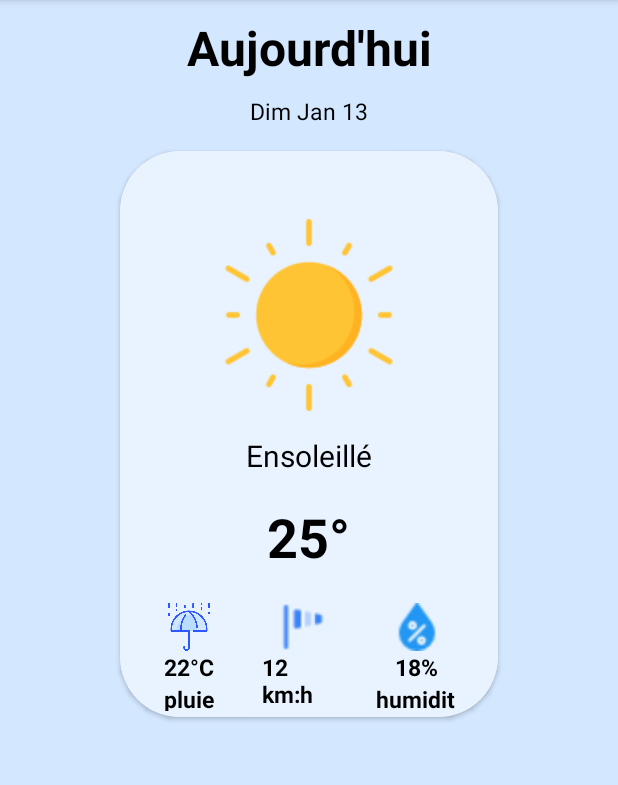
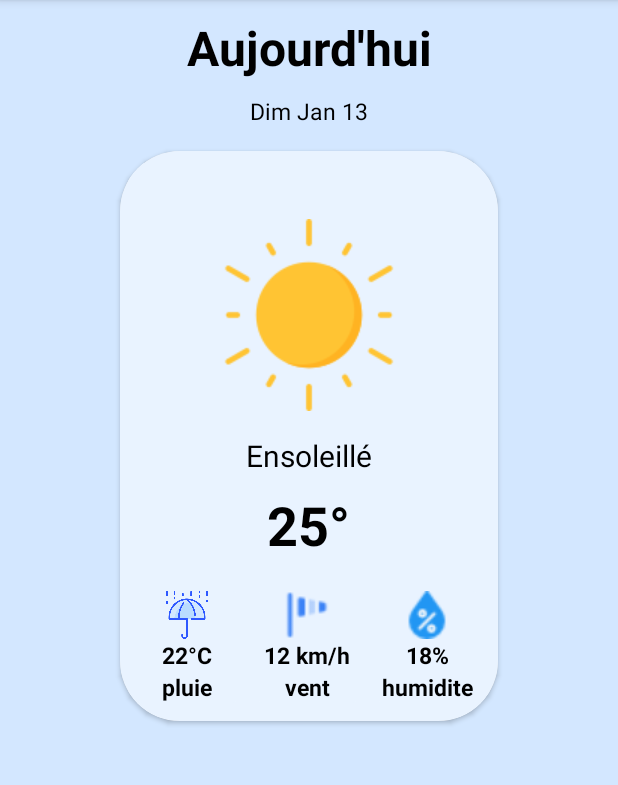
Before and after one commit to hassankh0/application-meteo, an Android app: the screen it shows after launch (MainActivity), on a phone screen of 412 x 824 dp, the part 84-869 px from its top. Run offline under Robolectric (Android 15) with nearby library versions, the phone set to English and light mode, and no system bars.

Commit message:
adjust margins

```diff
--- a/app/src/main/res/layout/fragment_home.xml
+++ b/app/src/main/res/layout/fragment_home.xml
@@ -61,7 +61,8 @@
                 android:layout_width="wrap_content"
                 android:layout_height="wrap_content"
                 android:layout_gravity="center"
-                android:layout_marginTop="16dp"
+                android:layout_marginTop="8dp"
+                android:layout_marginBottom="8dp"
                 android:text="25°" />
 
             <LinearLayout
@@ -70,11 +71,12 @@
                 >
 
                 <androidx.cardview.widget.CardView
-                    android:layout_width="60dp"
-                    android:layout_height="80dp"
+                    android:layout_width="70dp"
+                    android:layout_height="wrap_content"
                     android:layout_alignParentTop="true"
-                    android:layout_marginStart="16dp"
-                    android:layout_marginTop="16dp"
+                    android:layout_marginStart="10dp"
+                    android:layout_marginTop="8dp"
+                    android:layout_marginBottom="8dp"
                     app:cardBackgroundColor="@color/blanc_transparant"
                     app:cardElevation="0dp"
                     app:cardUseCompatPadding="true">
@@ -107,11 +109,12 @@
                 </androidx.cardview.widget.CardView>
 
                 <androidx.cardview.widget.CardView
-                    android:layout_width="60dp"
-                    android:layout_height="80dp"
+                    android:layout_width="70dp"
+                    android:layout_height="wrap_content"
                     android:layout_alignParentTop="true"
-                    android:layout_marginStart="16dp"
-                    android:layout_marginTop="16dp"
+                    android:layout_marginStart="10dp"
+                    android:layout_marginTop="8dp"
+                    android:layout_marginBottom="8dp"
                     android:alpha="1"
                     app:cardBackgroundColor="@color/blanc_transparant"
                     app:cardElevation="0dp"
@@ -133,7 +136,7 @@
                             android:layout_width="wrap_content"
                             android:layout_height="wrap_content"
                             style="@style/WeatherTextStats"
-                            android:text="12 km:h" />
+                            android:text="12 km/h" />
 
                         <TextView
                             android:layout_width="wrap_content"
@@ -145,11 +148,12 @@
                 </androidx.cardview.widget.CardView>
 
                 <androidx.cardview.widget.CardView
-                    android:layout_width="60dp"
-                    android:layout_height="80dp"
+                    android:layout_width="70dp"
+                    android:layout_height="wrap_content"
                     android:layout_alignParentTop="true"
-                    android:layout_marginStart="16dp"
-                    android:layout_marginTop="16dp"
+                    android:layout_marginStart="10dp"
+                    android:layout_marginTop="8dp"
+                    android:layout_marginBottom="8dp"
                     android:alpha="1"
                     app:cardBackgroundColor="@color/blanc_transparant"
                     app:cardElevation="0dp"
```
